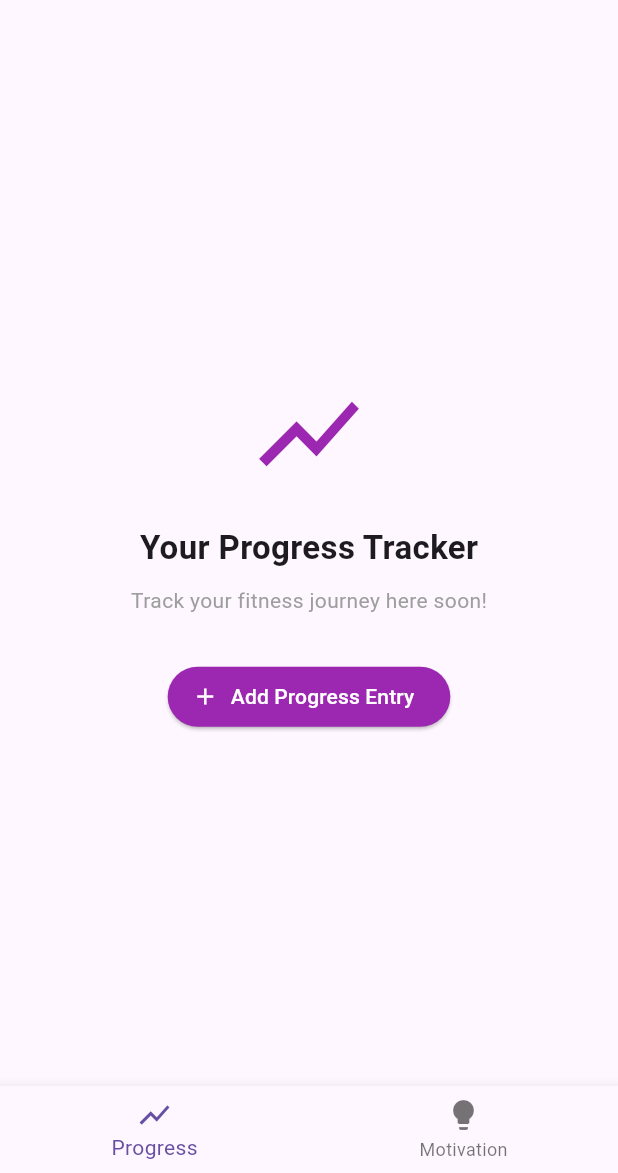
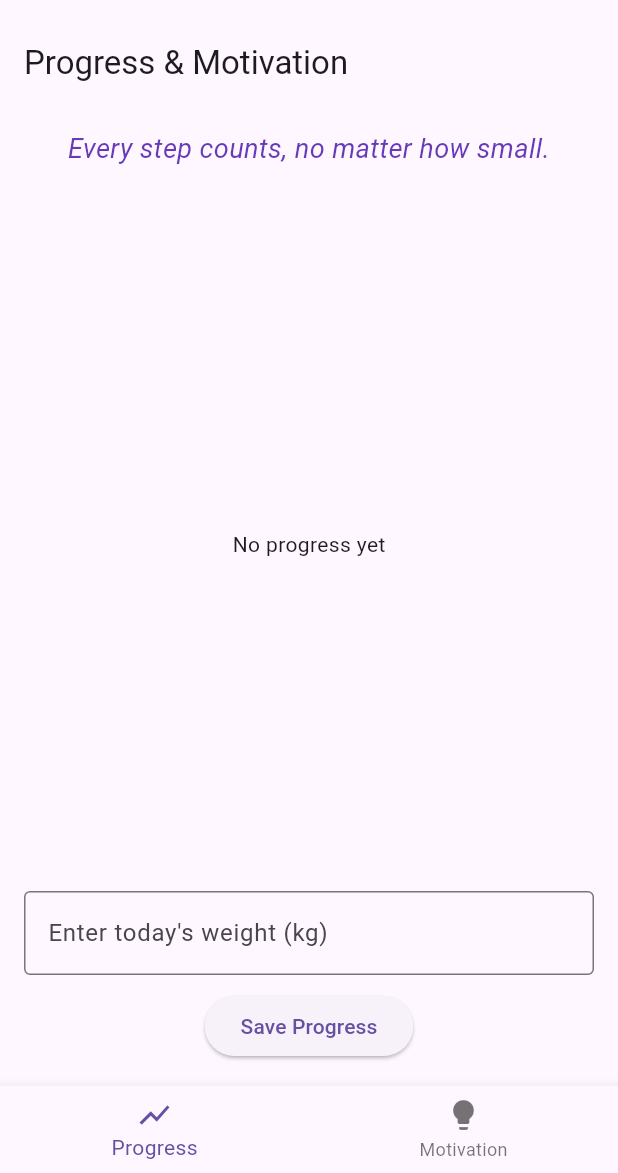
Before and after one commit to ibrar-ghani/fitlife, a Flutter app: the screen it shows after launch, on a phone screen of 412 x 824 dp, the part 63-1236 px from its top. Run offline on Flutter 3.47's test engine with Material 3 defaults, Android fonts, the phone set to English and light mode, and no system bars; our stand-ins replace fl_chart, get, shared_preferences.

Commit message:
"create progress controller, model and also update the progress page "

```diff
--- /dev/null
+++ b/lib/models/progress_model.dart
@@ -0,0 +1,16 @@
+class ProgressModel {
+  final double weight;
+  final DateTime date;
+
+  ProgressModel({required this.weight, required this.date});
+
+  Map<String, dynamic> toJson() => {
+        'weight': weight,
+        'date': date.toIso8601String(),
+      };
+
+  factory ProgressModel.fromJson(Map<String, dynamic> json) => ProgressModel(
+        weight: json['weight'],
+        date: DateTime.parse(json['date']),
+      );
+}
--- a/lib/views/progress_page.dart
+++ b/lib/views/progress_page.dart
@@ -1,36 +1,81 @@
+import 'package:fitlife/controllers/progress_controoler.dart';
 import 'package:flutter/material.dart';
+import 'package:get/get.dart';
+import 'package:fl_chart/fl_chart.dart';
+
 
 class ProgressPage extends StatelessWidget {
-  const ProgressPage({super.key});
+  final ProgressController controller = Get.put(ProgressController());
+  final TextEditingController weightController = TextEditingController();
+
+  ProgressPage({super.key});
 
   @override
   Widget build(BuildContext context) {
-    return Center(
+    return Scaffold(
+      appBar: AppBar(title: const Text("Progress & Motivation")),
+      body: Padding(
+        padding: const EdgeInsets.all(16.0),
         child: Column(
-        mainAxisAlignment: MainAxisAlignment.center,
           children: [
-          const Icon(Icons.show_chart, size: 80, color: Colors.purple),
+            Obx(() => Text(
+                  controller.quote.value,
+                  style: const TextStyle(
+                    fontSize: 18,
+                    fontStyle: FontStyle.italic,
+                    color: Colors.deepPurple,
+                  ),
+                  textAlign: TextAlign.center,
+                )),
             const SizedBox(height: 20),
-          const Text(
-            "Your Progress Tracker",
-            style: TextStyle(fontSize: 22, fontWeight: FontWeight.bold),
+            Expanded(
+              child: Obx(() {
+                if (controller.progressList.isEmpty) {
+                  return const Center(child: Text("No progress yet"));
+                }
+                return LineChart(
+                  LineChartData(
+                    titlesData: FlTitlesData(show: false),
+                    borderData: FlBorderData(show: false),
+                    lineBarsData: [
+                      LineChartBarData(
+                        spots: controller.progressList
+                            .asMap()
+                            .entries
+                            .map((e) => FlSpot(
+                                e.key.toDouble(), e.value.weight.toDouble()))
+                            .toList(),
+                        isCurved: true,
+                        dotData: FlDotData(show: true),
+                      )
+                    ],
+                  ),
+                );
+              }),
+            ),
+            TextField(
+              controller: weightController,
+              decoration: const InputDecoration(
+                labelText: "Enter today's weight (kg)",
+                border: OutlineInputBorder(),
+              ),
+              keyboardType: TextInputType.number,
             ),
             const SizedBox(height: 10),
-          const Text(
-            "Track your fitness journey here soon!",
-            style: TextStyle(color: Colors.grey),
-          ),
-          const SizedBox(height: 30),
-          ElevatedButton.icon(
-            onPressed: () {},
-            icon: const Icon(Icons.add),
-            label: const Text("Add Progress Entry"),
-            style: ElevatedButton.styleFrom(
-              backgroundColor: Colors.purple,
-              foregroundColor: Colors.white,
-            ),
+            ElevatedButton(
+              onPressed: () {
+                final weight = double.tryParse(weightController.text);
+                if (weight != null) {
+                  controller.addProgress(weight);
+                  weightController.clear();
+                } else {
+                  Get.snackbar("Error", "Please enter a valid number");
+                }
+              },
+              child: const Text("Save Progress"),
             ),
           ],
+        ),
       ),
     );
   }
```
Also changed, not shown: lib/controllers/progress_controoler.dart (added, +48 -0 lines). Lines whose indentation alone changed are shown as unchanged.
